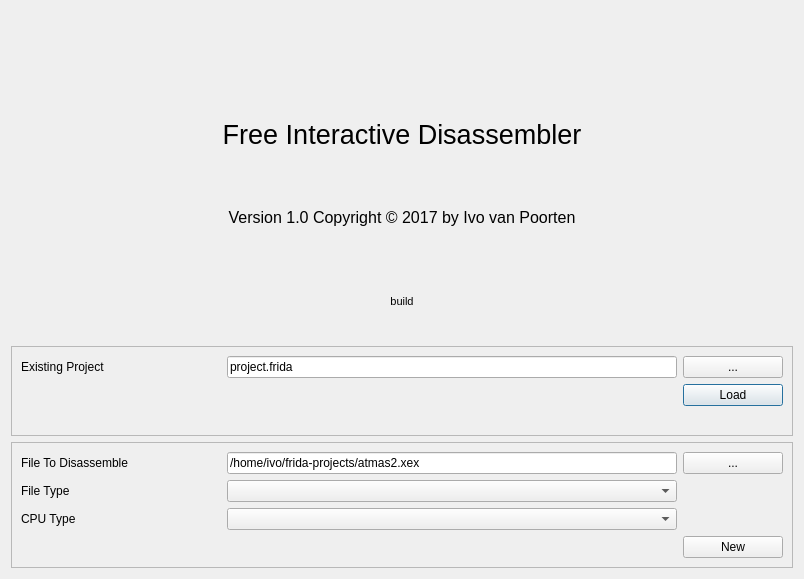
Old version of the form startdialog.ui in the repository ivop/frida.
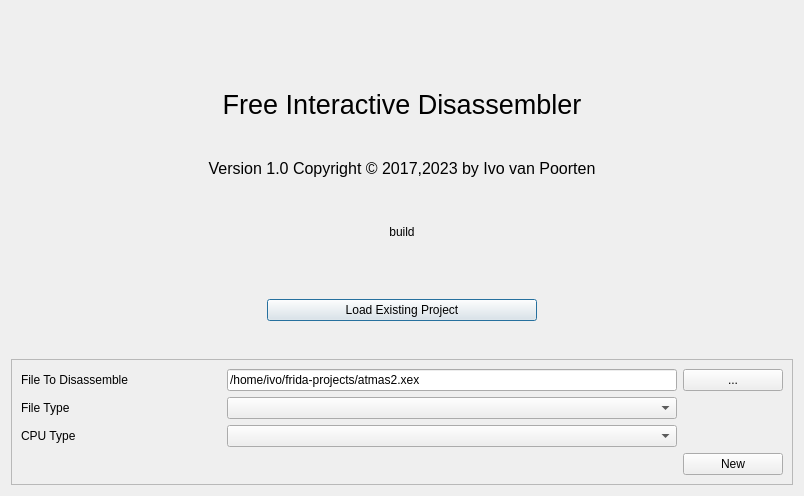
New version of the form. Icons and pictures are not drawn.

Commit message: Load and save Frida projects

```diff
--- a/startdialog.ui
+++ b/startdialog.ui
@@ -7,7 +7,7 @@
     <x>0</x>
     <y>0</y>
     <width>804</width>
-    <height>579</height>
+    <height>496</height>
    </rect>
   </property>
   <property name="windowTitle">
@@ -56,7 +56,7 @@
       </font>
      </property>
      <property name="text">
-      <string>Version 1.0 Copyright © 2017 by Ivo van Poorten</string>
+      <string>Version 1.0 Copyright © 2017,2023 by Ivo van Poorten</string>
      </property>
      <property name="alignment">
       <set>Qt::AlignCenter</set>
@@ -68,11 +68,6 @@
    </item>
    <item>
     <widget class="QLabel" name="labelBuild">
-     <property name="font">
-      <font>
-       <pointsize>8</pointsize>
-      </font>
-     </property>
      <property name="text">
       <string>build</string>
      </property>
@@ -82,18 +77,27 @@
     </widget>
    </item>
    <item>
-    <widget class="QFrame" name="frameExistingProject">
-     <property name="frameShape">
-      <enum>QFrame::StyledPanel</enum>
-     </property>
-     <property name="frameShadow">
-      <enum>QFrame::Raised</enum>
-     </property>
      <layout class="QGridLayout" name="gridLayout">
-      <item row="1" column="2">
+     <item row="0" column="1">
+      <spacer name="verticalSpacer_2">
+       <property name="orientation">
+        <enum>Qt::Vertical</enum>
+       </property>
+       <property name="sizeType">
+        <enum>QSizePolicy::Minimum</enum>
+       </property>
+       <property name="sizeHint" stdset="0">
+        <size>
+         <width>20</width>
+         <height>32</height>
+        </size>
+       </property>
+      </spacer>
+     </item>
+     <item row="1" column="1">
        <widget class="QPushButton" name="buttonLoadExistingProject">
         <property name="text">
-         <string>Load</string>
+        <string>Load Existing Project</string>
         </property>
         <property name="icon">
          <iconset resource="frida.qrc">
@@ -101,61 +105,55 @@
         </property>
        </widget>
       </item>
-      <item row="0" column="2">
-       <widget class="QPushButton" name="buttonBrowseExistingProject">
-        <property name="text">
-         <string>...</string>
-        </property>
-       </widget>
-      </item>
-      <item row="0" column="1">
-       <widget class="QLineEdit" name="lineExistingProject">
-        <property name="text">
-         <string>project.frida</string>
-        </property>
-       </widget>
-      </item>
-      <item row="0" column="0">
-       <widget class="QLabel" name="labelExistingProject">
-        <property name="text">
-         <string>Existing Project</string>
-        </property>
-       </widget>
-      </item>
       <item row="1" column="0">
        <spacer name="space3">
         <property name="orientation">
          <enum>Qt::Horizontal</enum>
         </property>
         <property name="sizeType">
-         <enum>QSizePolicy::Maximum</enum>
+        <enum>QSizePolicy::Minimum</enum>
         </property>
         <property name="sizeHint" stdset="0">
          <size>
-          <width>200</width>
+         <width>256</width>
           <height>20</height>
          </size>
         </property>
        </spacer>
       </item>
-      <item row="2" column="2">
-       <spacer name="space4">
+     <item row="2" column="1">
+      <spacer name="verticalSpacer">
+       <property name="orientation">
+        <enum>Qt::Vertical</enum>
+       </property>
+       <property name="sizeType">
+        <enum>QSizePolicy::Minimum</enum>
+       </property>
+       <property name="sizeHint" stdset="0">
+        <size>
+         <width>20</width>
+         <height>32</height>
+        </size>
+       </property>
+      </spacer>
+     </item>
+     <item row="1" column="2">
+      <spacer name="horizontalSpacer_2">
         <property name="orientation">
          <enum>Qt::Horizontal</enum>
         </property>
         <property name="sizeType">
-         <enum>QSizePolicy::Maximum</enum>
+        <enum>QSizePolicy::Minimum</enum>
         </property>
         <property name="sizeHint" stdset="0">
          <size>
-          <width>100</width>
+         <width>256</width>
           <height>20</height>
          </size>
         </property>
        </spacer>
       </item>
      </layout>
-    </widget>
    </item>
    <item>
     <widget class="QFrame" name="frameNewProject">
```
Left out of the diff: 28 changed lines with no effect on the pictures. Lines whose indentation alone changed are shown as unchanged. The commit also changes 10 other files.
